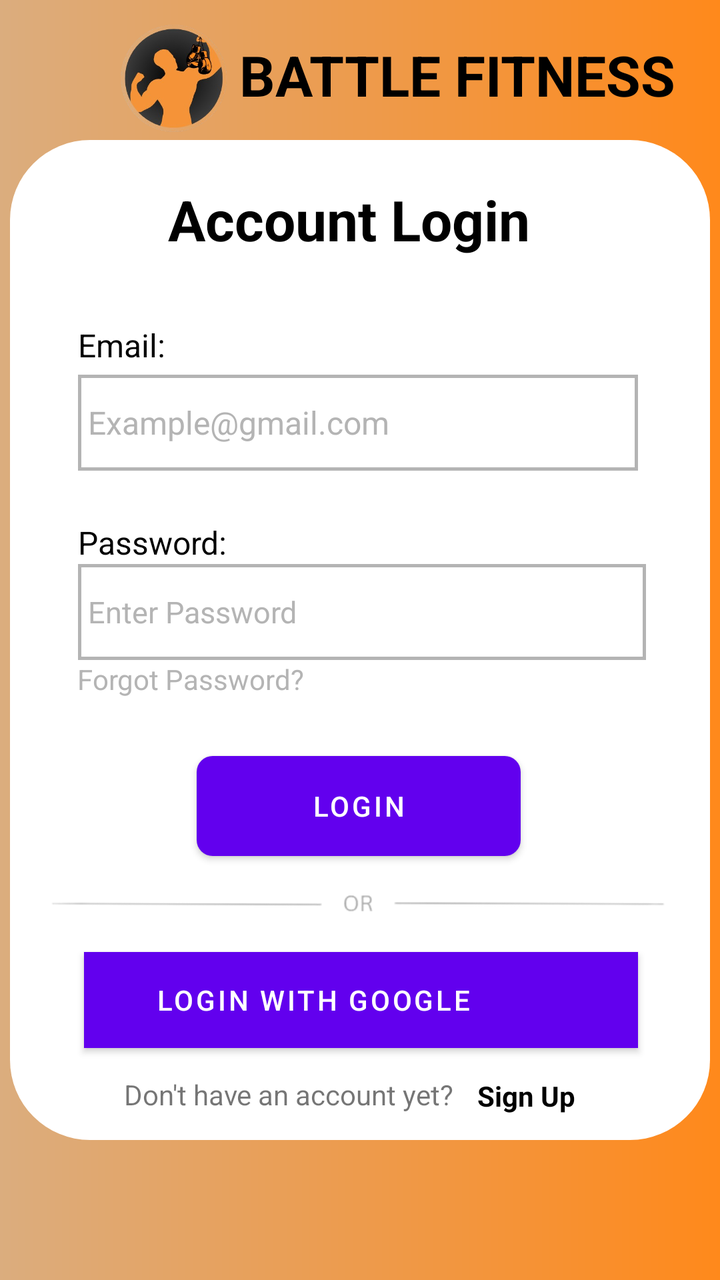
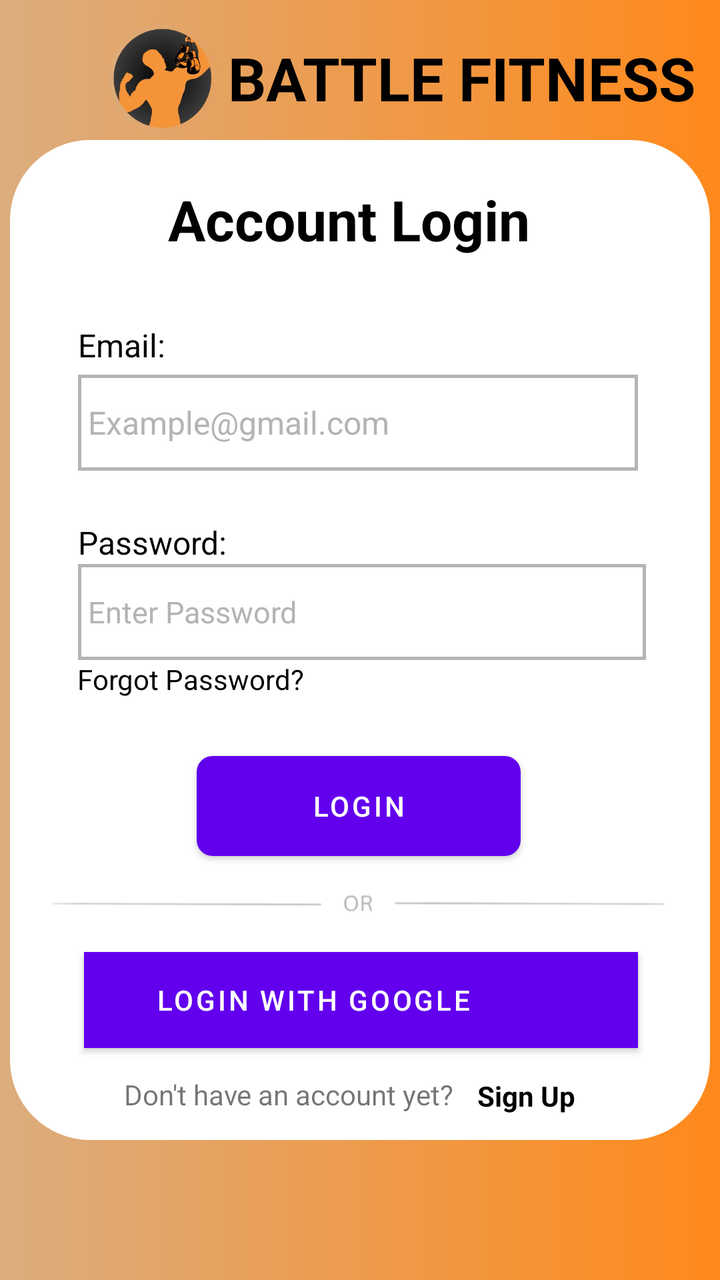

The first picture is an Android layout as it rendered before a commit; the second is the same layout after the commit. The layout source and the unified diff follow.
<!-- AndroidManifest.xml: application theme Theme.OPSC -->
<!-- res/layout/activity_main.xml -->
<?xml version="1.0" encoding="utf-8"?>
<androidx.constraintlayout.widget.ConstraintLayout xmlns:android="http://schemas.android.com/apk/res/android"
    xmlns:app="http://schemas.android.com/apk/res-auto"
    xmlns:tools="http://schemas.android.com/tools"
    android:id="@+id/main"
    android:layout_width="match_parent"
    android:layout_height="match_parent"
    android:background="@drawable/gradient_background"
    tools:context=".MainActivity">

    <ImageView
        android:id="@+id/imageView"
        android:layout_width="350dp"
        android:layout_height="500dp"
        android:contentDescription="@null"
        android:src="@drawable/logincard"
        app:layout_constraintBottom_toBottomOf="parent"
        app:layout_constraintEnd_toEndOf="parent"
        app:layout_constraintStart_toStartOf="parent"
        app:layout_constraintTop_toTopOf="parent" />

    <ImageView
        android:id="@+id/imageView2"
        android:layout_width="66dp"
        android:layout_height="59dp"
        android:contentDescription="@null"
        app:layout_constraintBottom_toTopOf="@+id/imageView"
        app:layout_constraintEnd_toEndOf="parent"
        app:layout_constraintHorizontal_bias="0.182"
        app:layout_constraintStart_toStartOf="parent"
        app:layout_constraintTop_toTopOf="parent"
        app:layout_constraintVertical_bias="0.876"
        android:src="@drawable/logo" />

    <TextView
        android:id="@+id/textView"
        android:layout_width="238dp"
        android:layout_height="49dp"
        android:text="BATTLE FITNESS"
        android:textStyle="bold"
        android:textSize="28sp"
        android:textColor="@color/black"
        app:layout_constraintBottom_toTopOf="@+id/imageView"
        app:layout_constraintEnd_toEndOf="parent"
        app:layout_constraintHorizontal_bias="0.0"
        app:layout_constraintStart_toEndOf="@+id/imageView2"
        app:layout_constraintTop_toTopOf="parent"
        app:layout_constraintVertical_bias="0.888" />

    <TextView
        android:id="@+id/textView2"
        android:layout_width="193dp"
        android:layout_height="43dp"
        android:text="Account Login"
        android:textColor="@color/black"
        android:textStyle="bold"
        android:textSize="28sp"
        app:layout_constraintBottom_toBottomOf="@+id/imageView"
        app:layout_constraintEnd_toEndOf="@+id/imageView"
        app:layout_constraintHorizontal_bias="0.503"
        app:layout_constraintStart_toStartOf="@+id/imageView"
        app:layout_constraintTop_toTopOf="@+id/imageView"
        app:layout_constraintVertical_bias="0.046" />

    <TextView
        android:id="@+id/textEmail"
        android:layout_width="wrap_content"
        android:layout_height="wrap_content"
        android:text="Email:"
        android:textColor="@color/black"
        android:textSize="16sp"
        app:layout_constraintBottom_toBottomOf="@+id/imageView"
        app:layout_constraintEnd_toEndOf="@+id/textView2"
        app:layout_constraintHorizontal_bias="0.149"
        app:layout_constraintStart_toStartOf="@+id/imageView"
        app:layout_constraintTop_toBottomOf="@+id/textView2"
        app:layout_constraintVertical_bias="0.067" />


    <EditText
        android:id="@+id/editTextTextEmailAddress"
        android:layout_width="280dp"
        android:layout_height="48dp"
        android:layout_marginTop="4dp"
        android:background="@drawable/border"
        android:ems="10"
        android:hint="@string/email_hint"
        android:inputType="textEmailAddress"
        android:paddingStart="5dp"
        android:textColor="@color/black"
        android:textColorHint="@color/grey"
        android:textSize="16dp"
        app:layout_constraintBottom_toTopOf="@+id/editTextTextPassword"
        app:layout_constraintEnd_toEndOf="@+id/imageView"
        app:layout_constraintHorizontal_bias="0.0"
        app:layout_constraintStart_toStartOf="@+id/textEmail"
        app:layout_constraintTop_toBottomOf="@+id/textEmail"
        app:layout_constraintVertical_bias="0.0" />

    <EditText
        android:id="@+id/editTextTextPassword"
        android:layout_width="284dp"
        android:layout_height="48dp"
        android:autofillHints="password"
        android:background="@drawable/border"
        android:backgroundTint="@null"
        android:ems="10"
        android:hint="@string/password_hint"
        android:inputType="textPassword"
        android:paddingStart="5dp"
        android:paddingEnd="12dp"
        android:textColor="@color/black"
        android:textColorHint="@color/grey"
        android:textSize="15sp"
        app:layout_constraintBottom_toBottomOf="@+id/imageView"
        app:layout_constraintEnd_toEndOf="@+id/imageView"
        app:layout_constraintHorizontal_bias="0.0"
        app:layout_constraintStart_toStartOf="@+id/textPassword"
        app:layout_constraintTop_toTopOf="@+id/imageView"
        app:layout_constraintVertical_bias="0.469" />

    <TextView
        android:id="@+id/textPassword"
        android:layout_width="wrap_content"
        android:layout_height="wrap_content"
        android:text="Password:"
        android:textColor="@color/black"
        android:textSize="16sp"
        app:layout_constraintBottom_toTopOf="@+id/editTextTextPassword"
        app:layout_constraintEnd_toEndOf="@+id/editTextTextEmailAddress"
        app:layout_constraintHorizontal_bias="0.0"
        app:layout_constraintStart_toStartOf="@+id/editTextTextEmailAddress"
        app:layout_constraintTop_toBottomOf="@+id/editTextTextEmailAddress"
        app:layout_constraintVertical_bias="1.0" />

    <TextView
        android:id="@+id/textView4"
        android:layout_width="256dp"
        android:layout_height="48dp"
        android:layout_marginBottom="194dp"
        android:background="?attr/selectableItemBackgroundBorderless"
        android:clickable="true"
        android:focusable="true"
        android:text="@string/forgot_password"
        android:textColor="@color/forgot_password_hover"
        android:textSize="14sp"
        app:layout_constraintBottom_toBottomOf="@+id/imageView"
        app:layout_constraintEnd_toEndOf="@+id/imageView"
        app:layout_constraintHorizontal_bias="0.357"
        app:layout_constraintStart_toStartOf="@+id/imageView"
        app:layout_constraintTop_toBottomOf="@+id/editTextTextPassword"
        app:layout_constraintVertical_bias="0.0" />

    <Button
        android:id="@+id/loginbutton"
        android:layout_width="162dp"
        android:layout_height="50dp"
        android:background="@drawable/loginbutton"
        android:text="@string/login"
        app:cornerRadius="100dp"
        app:layout_constraintBottom_toTopOf="@+id/textView6"
        app:layout_constraintEnd_toEndOf="@+id/imageView"
        app:layout_constraintHorizontal_bias="0.497"
        app:layout_constraintStart_toStartOf="@+id/imageView"
        app:layout_constraintTop_toBottomOf="@+id/textView4"
        app:layout_constraintVertical_bias="0.0" />

    <TextView
        android:id="@+id/textView6"
        android:layout_width="170dp"
        android:layout_height="18dp"
        android:layout_marginStart="20dp"
        android:text="Don't have an account yet?"
        app:layout_constraintBottom_toBottomOf="@+id/imageView"
        app:layout_constraintStart_toStartOf="@+id/button2"
        app:layout_constraintTop_toBottomOf="@+id/button2"
        app:layout_constraintVertical_bias="0.484" />

    <TextView
        android:id="@+id/textView7"
        android:layout_width="64dp"
        android:layout_height="48dp"
        android:layout_marginEnd="24dp"
        android:clickable="true"
        android:focusable="true"
        android:text="@string/signUp_link"
        android:textAlignment="center"
        android:gravity="center"
        android:textColor="@color/black"
        android:textStyle="bold"
        app:layout_constraintBottom_toBottomOf="@+id/imageView"
        app:layout_constraintEnd_toEndOf="@+id/button2"
        app:layout_constraintTop_toBottomOf="@+id/button2"
        app:layout_constraintVertical_bias="0.0" />

    <Button
        android:id="@+id/button2"
        android:layout_width="277dp"
        android:layout_height="48dp"
        android:background="@drawable/border"
        android:text="Login With Google"
        android:drawableStart="@drawable/gmailbutton"
        android:paddingStart="36dp"
        android:drawablePadding="16dp"
        android:gravity="start|center_vertical"
        app:layout_constraintBottom_toBottomOf="@+id/imageView"
        app:layout_constraintEnd_toEndOf="@+id/imageView3"
        app:layout_constraintHorizontal_bias="0.52"
        app:layout_constraintStart_toStartOf="@+id/imageView3"
        app:layout_constraintTop_toBottomOf="@+id/textView4"
        app:layout_constraintVertical_bias="0.681" />

    <ImageView
        android:id="@+id/imageView3"
        android:layout_width="325dp"
        android:layout_height="35dp"
        app:layout_constraintBottom_toTopOf="@+id/button2"
        app:layout_constraintEnd_toEndOf="@+id/loginbutton"
        app:layout_constraintStart_toStartOf="@+id/loginbutton"
        app:layout_constraintTop_toBottomOf="@+id/loginbutton"
        android:src="@drawable/or" />


</androidx.constraintlayout.widget.ConstraintLayout>
<!-- resources referenced by this layout -->
<resources>
  <color name="black">#FF000000</color>
  <color name="grey">#b4b4b4</color>
  <!-- drawable border (drawable) -->
  <?xml version="1.0" encoding="utf-8"?>
  <shape xmlns:android="http://schemas.android.com/apk/res/android"
      android:shape="rectangle">
  
      <solid android:color="@color/white"/>
      <stroke
          android:width="1.5dp"
          android:color="@color/grey"/>
  
  </shape>
  <!-- drawable gmailbutton (drawable) -->
  <?xml version="1.0" encoding="utf-8"?>
  <layer-list xmlns:android="http://schemas.android.com/apk/res/android">
      <item
          android:drawable="@drawable/google"
          android:width="26dp"
          android:height="26dp"
          />
  
  </layer-list>
  <!-- drawable gradient_background (drawable) -->
  <?xml version="1.0" encoding="utf-8"?>
  <shape xmlns:android="http://schemas.android.com/apk/res/android"
      android:shape="rectangle">
      <gradient
          android:angle="0"
          android:startColor="#FFDBAD7E"
          android:endColor="#FFFF891B"
          android:type="linear"/>
  
  </shape>
  <!-- drawable loginbutton (drawable) -->
  <?xml version="1.0" encoding="utf-8"?>
  <shape xmlns:android="http://schemas.android.com/apk/res/android"
      android:shape="rectangle">
      <solid android:color="#FFFF891B"/>
      <corners android:radius="8dp"/>
  </shape>
  <!-- drawable logincard (drawable) -->
  <?xml version="1.0" encoding="utf-8"?>
  <shape xmlns:android="http://schemas.android.com/apk/res/android"
      android:shape="rectangle">
          <solid android:color="@color/white"/>
  <corners android:radius="40dp"/>
  </shape>
  <!-- drawable logo: png bitmap (drawable, 92717 bytes) -->
  <!-- drawable or: png bitmap (drawable, 7809 bytes) -->
  <string name="email_hint">Example@gmail.com</string>
  <string name="forgot_password">Forgot Password?</string>
  <string name="login">Login</string>
  <string name="password_hint">Enter Password</string>
  <string name="signUp_link">Sign Up</string>
  <style name="Theme.OPSC" parent="Theme.MaterialComponents.DayNight.NoActionBar" />
  <color name="white">#FFFFFFFF</color>
  <!-- drawable google: png bitmap (drawable, 5700 bytes) -->
</resources>

<!-- the commit's change to res/layout/activity_main.xml (unified diff, before → after) -->
@@ -24,21 +24,21 @@
         android:layout_width="66dp"
         android:layout_height="59dp"
         android:contentDescription="@null"
+        android:src="@drawable/logo"
         app:layout_constraintBottom_toTopOf="@+id/imageView"
         app:layout_constraintEnd_toEndOf="parent"
-        app:layout_constraintHorizontal_bias="0.182"
+        app:layout_constraintHorizontal_bias="0.163"
         app:layout_constraintStart_toStartOf="parent"
         app:layout_constraintTop_toTopOf="parent"
-        app:layout_constraintVertical_bias="0.876"
-        android:src="@drawable/logo" />
+        app:layout_constraintVertical_bias="0.88" />
 
     <TextView
         android:id="@+id/textView"
         android:layout_width="238dp"
         android:layout_height="49dp"
-        android:text="BATTLE FITNESS"
+        android:text="@string/app_name"
         android:textStyle="bold"
-        android:textSize="28sp"
+        android:textSize="30sp"
         android:textColor="@color/black"
         app:layout_constraintBottom_toTopOf="@+id/imageView"
         app:layout_constraintEnd_toEndOf="parent"
@@ -142,7 +142,7 @@
         android:clickable="true"
         android:focusable="true"
         android:text="@string/forgot_password"
-        android:textColor="@color/forgot_password_hover"
+        android:textColor="@color/hover"
         android:textSize="14sp"
         app:layout_constraintBottom_toBottomOf="@+id/imageView"
         app:layout_constraintEnd_toEndOf="@+id/imageView"
@@ -184,9 +184,9 @@
         android:clickable="true"
         android:focusable="true"
         android:text="@string/signUp_link"
+        android:textColor="@color/hover"
         android:textAlignment="center"
         android:gravity="center"
-        android:textColor="@color/black"
         android:textStyle="bold"
         app:layout_constraintBottom_toBottomOf="@+id/imageView"
         app:layout_constraintEnd_toEndOf="@+id/button2"
@@ -198,7 +198,7 @@
         android:layout_width="277dp"
         android:layout_height="48dp"
         android:background="@drawable/border"
-        android:text="Login With Google"
+        android:text="@string/login_with_google"
         android:drawableStart="@drawable/gmailbutton"
         android:paddingStart="36dp"
         android:drawablePadding="16dp"
<!-- resource entries referenced after the edit -->
@@ -50,9 +50,11 @@
   </shape>
   <!-- drawable logo: png bitmap (drawable, 92717 bytes) -->
   <!-- drawable or: png bitmap (drawable, 7809 bytes) -->
+  <string name="app_name">BATTLE FITNESS</string>
   <string name="email_hint">Example@gmail.com</string>
   <string name="forgot_password">Forgot Password?</string>
   <string name="login">Login</string>
+  <string name="login_with_google">Login With Google</string>
   <string name="password_hint">Enter Password</string>
   <string name="signUp_link">Sign Up</string>
   <style name="Theme.OPSC" parent="Theme.MaterialComponents.DayNight.NoActionBar" />
